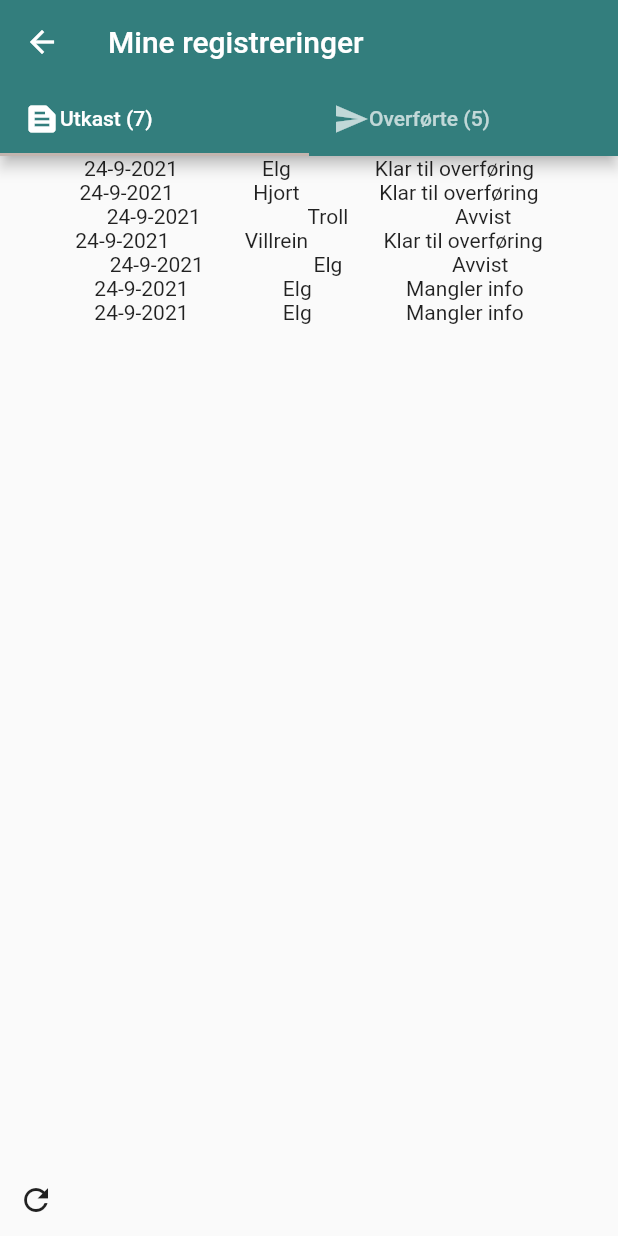
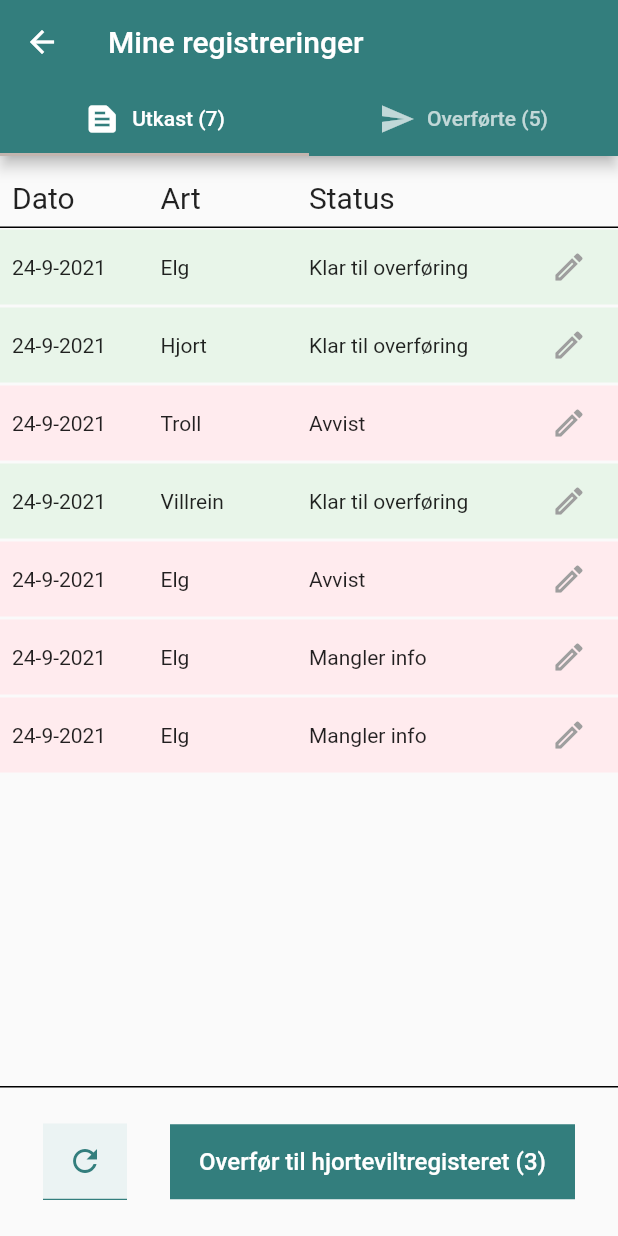
Before and after one commit to magnusgeriksson/fallvilt, a Flutter app: the MyRegistrationsScreen screen opened directly with empty values, after a tap on the "refresh" icon, on a phone screen of 412 x 824 dp. Run offline on Flutter 3.47's test engine with Material 2 defaults, Android fonts, the phone set to English and light mode, and no system bars; our stand-ins replace bloc, equatable, flutter_bloc, formz; accounts and stored records are empty.

Commit message:
styling registreringsskjerm

```diff
--- a/lib/screens/my_registrations_screen.dart
+++ b/lib/screens/my_registrations_screen.dart
@@ -1,4 +1,5 @@
 import 'package:fallvilt/cubit/cubit.dart';
+import 'package:fallvilt/models/registration_list_model.dart';
 import 'package:fallvilt/repositories/registration_repository_fake.dart';
 import 'package:flutter/material.dart';
 import 'package:flutter_bloc/flutter_bloc.dart';
@@ -42,26 +43,103 @@ class MyRegistrationsScreen extends StatelessWidget {
                   bottom: TabBar(tabs: [
                     Tab(
                       child: Row(
-                      children: [const Icon(Icons.text_snippet), Text(getUtkastTekst(state))],
+                        mainAxisAlignment: MainAxisAlignment.center,
+                        children: [
+                          const Padding(
+                            padding: EdgeInsets.only(right: 8.0),
+                            child: Icon(Icons.text_snippet),
+                          ),
+                          Text(getUtkastTekst(state))
+                        ],
                       ),
                     ),
                     Tab(
                       child: Row(
-                      children: [const Icon(Icons.send), Text(getOverforteTekst(state))],
+                        mainAxisAlignment: MainAxisAlignment.center,
+                        children: [
+                          const Padding(
+                            padding: EdgeInsets.only(right: 8.0),
+                            child: Icon(Icons.send),
+                          ),
+                          Text(getOverforteTekst(state))
+                        ],
                       ),
                     ),
                   ]),
                 ),
                 body: buildBody(state),
-              bottomNavigationBar: Row(
-                children: [IconButton(onPressed: () => print(""), icon: const Icon(Icons.refresh))],
-              ),
-            );
+                bottomNavigationBar: buildBottomButtonBar(state));
           },
         ),
       ),
     );
   }
+
+  Widget buildBottomButtonBar(RegistrationsState state) {
+    if (state is RegistrationsLoaded) {
+      return Container(
+        height: 100,
+        decoration: const BoxDecoration(border: Border(top: BorderSide())),
+        child: Row(
+          mainAxisAlignment: MainAxisAlignment.spaceEvenly,
+          children: [
+            Container(
+              decoration: const BoxDecoration(border: Border(bottom: BorderSide(color: Color(0xFF337E7D)))),
+              child: ElevatedButton(
+                  style: ElevatedButton.styleFrom(
+                    minimumSize: const Size(50, 50),
+                    shape: const BeveledRectangleBorder(),
+                    primary: const Color(0xFFEBF3F3),
+                    elevation: 0,
+                  ),
+                  onPressed: () => print(""),
+                  child: const Icon(Icons.refresh, color: Color(0xFF337E7D))),
+            ),
+            ElevatedButton(
+                style: ElevatedButton.styleFrom(
+                    minimumSize: const Size(270, 50), shape: const BeveledRectangleBorder(), elevation: 0),
+                onPressed: () => print(""),
+                child: Text(
+                  "Overfør til hjorteviltregisteret (${state.registrations.utkast.where((element) => element.status.id == 0).length})",
+                  style: const TextStyle(fontSize: 16),
+                ))
+          ],
+        ),
+      );
+    } else {
+      return Container(
+        height: 100,
+        decoration: const BoxDecoration(border: Border(top: BorderSide())),
+        child: Row(
+          children: [
+            ElevatedButton(onPressed: () => print(""), child: const Icon(Icons.refresh)),
+          ],
+        ),
+      );
+    }
+  }
+}
+
+Widget buildTableHeader() {
+  return Container(
+    padding: const EdgeInsets.only(left: 8.0, right: 8.0, top: 16, bottom: 8.0),
+    decoration: const BoxDecoration(border: Border(bottom: BorderSide())),
+    child: Row(
+      children: const [
+        Expanded(
+            flex: 2,
+            child: Text(
+              'Dato',
+              style: TextStyle(fontSize: 20),
+            )),
+        Expanded(flex: 2, child: Text('Art', style: TextStyle(fontSize: 20))),
+        Expanded(flex: 3, child: Text('Status', style: TextStyle(fontSize: 20))),
+        Expanded(
+          child: SizedBox(),
+        ),
+      ],
+    ),
+  );
 }
 
 Widget buildBody(RegistrationsState state) {
@@ -70,14 +148,16 @@ Widget buildBody(RegistrationsState state) {
       children: [
         Column(
           children: [
+            buildTableHeader(),
             Expanded(
               child: ListView(
                 children: List.generate(
                     state.registrations.utkast.length,
                     (i) => RegistrationListElementWidget(
+                          id: state.registrations.utkast[i].id,
                           date: state.registrations.utkast[i].dato,
                           art: state.registrations.utkast[i].art,
-                          status: state.registrations.utkast[i].status.label,
+                          status: state.registrations.utkast[i].status,
                         )),
               ),
             )
@@ -85,14 +165,16 @@ Widget buildBody(RegistrationsState state) {
         ),
         Column(
           children: [
+            buildTableHeader(),
             Expanded(
               child: ListView(
                 children: List.generate(
                     state.registrations.overforte.length,
                     (i) => RegistrationListElementWidget(
+                          id: state.registrations.overforte[i].id,
                           date: state.registrations.overforte[i].dato,
                           art: state.registrations.overforte[i].art,
-                          status: state.registrations.overforte[i].status.label,
+                          status: state.registrations.overforte[i].status,
                         )),
               ),
             )
@@ -108,18 +190,42 @@ Widget buildBody(RegistrationsState state) {
 }
 
 class RegistrationListElementWidget extends StatelessWidget {
+  final int id;
   final DateTime date;
   final String art;
-  final String status;
+  final RegistrationStatus status;
 
-  const RegistrationListElementWidget({Key? key, required this.date, required this.art, required this.status})
+  const RegistrationListElementWidget(
+      {Key? key, required this.id, required this.date, required this.art, required this.status})
       : super(key: key);
 
   @override
   Widget build(BuildContext context) {
-    return Row(
-      mainAxisAlignment: MainAxisAlignment.spaceEvenly,
-      children: [Text('${date.day}-${date.month}-${date.year}'), Text(art), Text(status)],
+    return InkWell(
+      onTap: () => print("hello $art nr $id"),
+      child: Padding(
+        padding: const EdgeInsets.symmetric(vertical: 1.0),
+        child: Container(
+          color: status.id == 0 || status.id == 3 ? Colors.green.shade50 : Colors.red.shade50,
+          height: 50,
+          child: Padding(
+            padding: const EdgeInsets.symmetric(horizontal: 8.0),
+            child: Row(
+              children: [
+                Expanded(flex: 2, child: Text('${date.day}-${date.month}-${date.year}')),
+                Expanded(flex: 2, child: Text(art)),
+                Expanded(flex: 3, child: Text(status.label)),
+                Expanded(
+                    flex: 1,
+                    child: Icon(
+                      status.id == 3 ? Icons.arrow_forward_ios : Icons.edit_outlined,
+                      color: Colors.grey,
+                    )),
+              ],
+            ),
+          ),
+        ),
+      ),
     );
   }
 }
```
Lines whose indentation alone changed are shown as unchanged.
